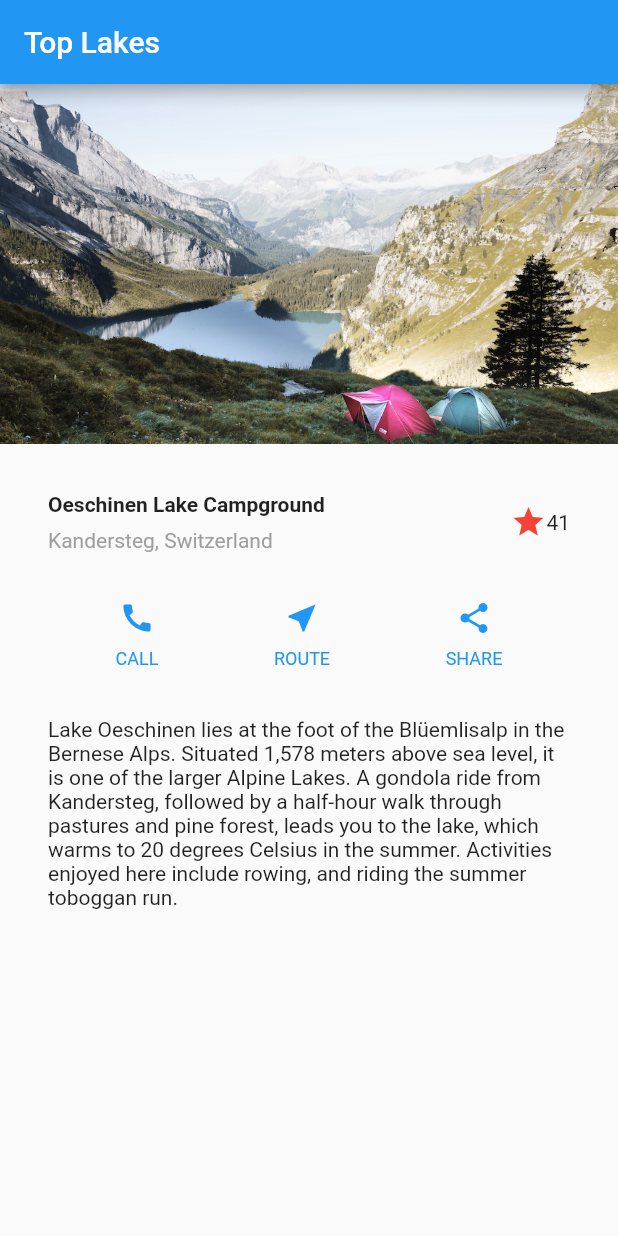
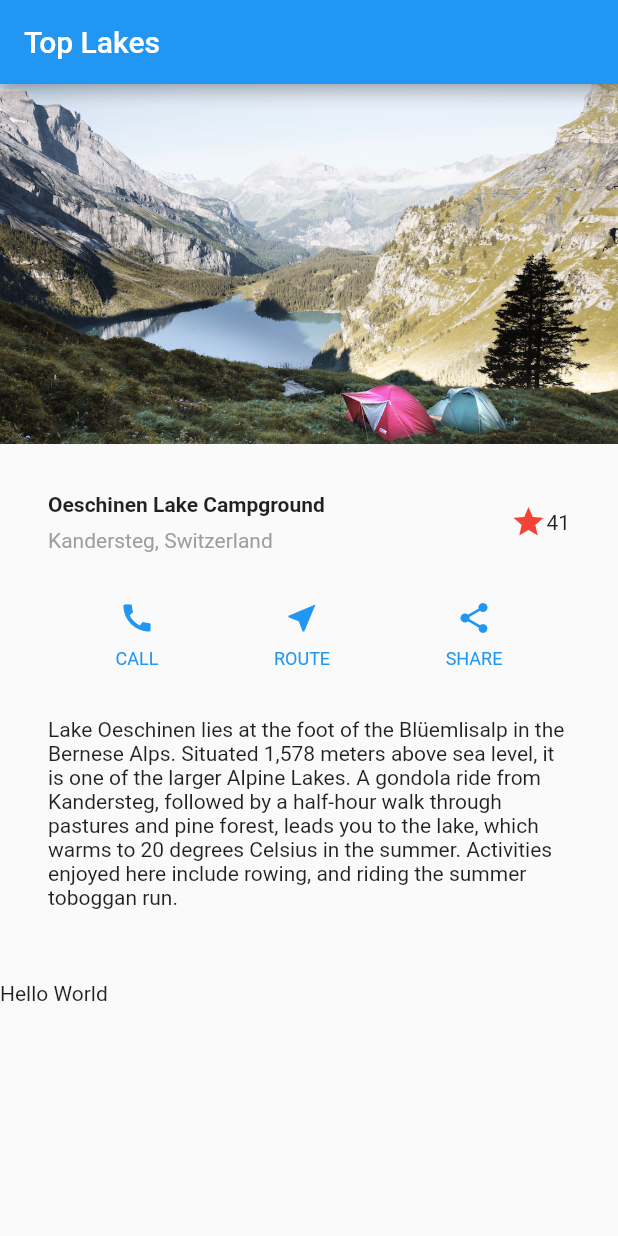
Before and after one commit to egungor/building_layout_app, a Flutter app: the screen it shows after launch, on a phone screen of 412 x 824 dp. Run offline on Flutter 3.47's test engine with Material 2 defaults, Android fonts, the phone set to English and light mode, and no system bars.

Commit message:
second draft

```diff
--- a/lib/main.dart
+++ b/lib/main.dart
@@ -110,6 +110,7 @@ Lake Oeschinen lies at the foot of the Blüemlisalp in the Bernese Alps. Situate
             titleSection,
             buttonSection,
             textSection,
+            new Text("Hello World"),
           ],
         ),
       ),
```
